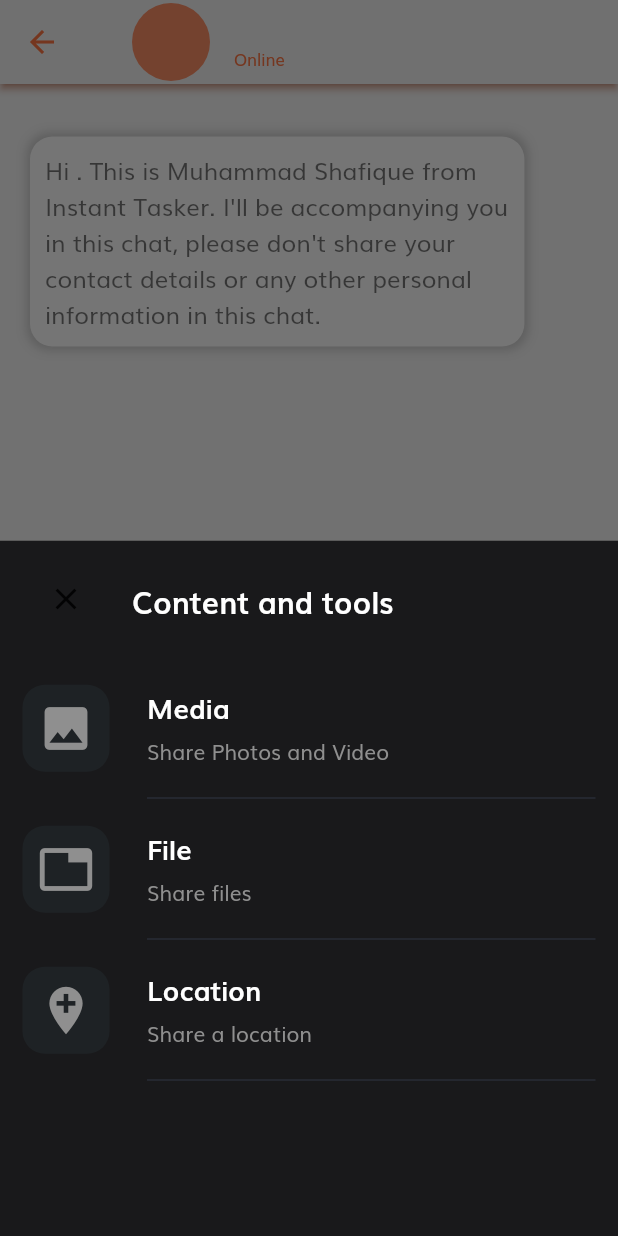
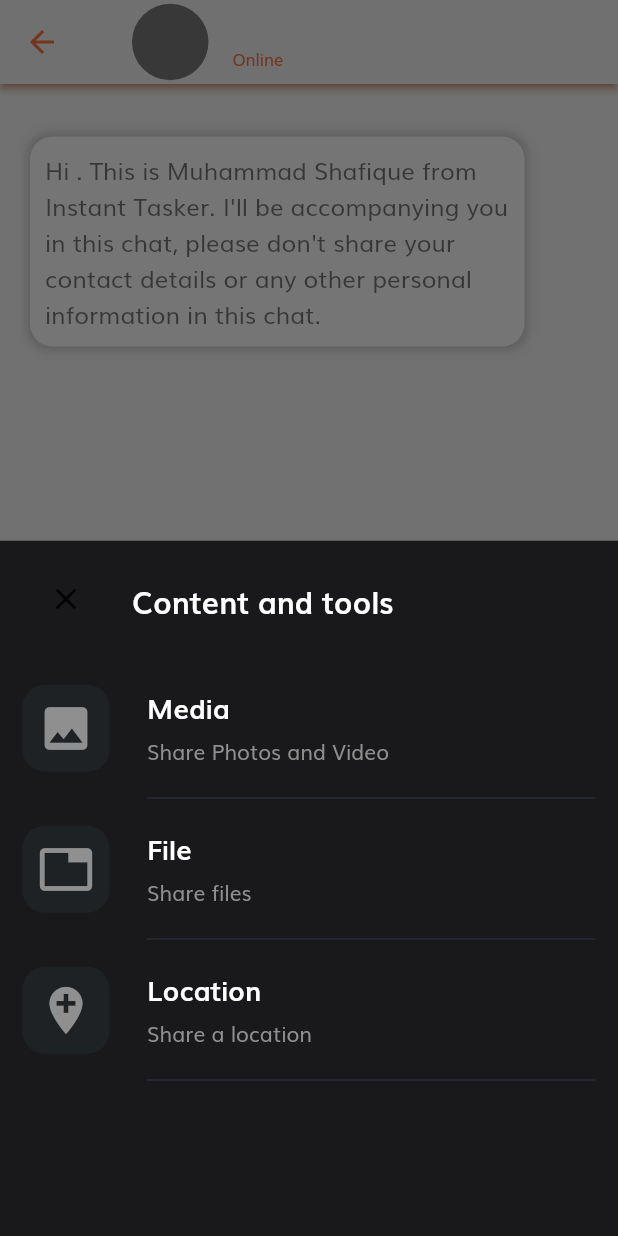
Before and after one commit to shafiquecbl/Instant-Tasker, a Flutter app: the ChatScreen screen opened directly with empty values, after a tap on the "add" icon, on a phone screen of 412 x 824 dp. Run offline on Flutter 3.47's test engine with Material 2 defaults, Android fonts, the phone set to English and light mode, and no system bars; our stand-ins replace cloud_firestore, curved_navigation_bar, firebase_auth, firebase_core, firebase_storage, flutter_rating_bar and 5 more; accounts and stored records are empty; network calls fail.

Commit message:
March 9  - 6:10 PM

```diff
--- a/lib/constants.dart
+++ b/lib/constants.dart
@@ -15,6 +15,11 @@ const kPrimaryGradientColor = LinearGradient(
   begin: Alignment.topLeft,
   end: Alignment.bottomRight,
   colors: [Color(0xFFFFA53E), Color(0xFFFF7643)],
+);
+const bPrimaryGradientColor = LinearGradient(
+  begin: Alignment.topLeft,
+  end: Alignment.bottomRight,
+  colors: [hexColor, kOfferBackColor, hexColor, kOfferBackColor],
 );
 const kSecondaryColor = Color(0xFF979797);
 const kTextColor = Color(0xFF757575);
@@ -72,26 +77,24 @@ OutlineInputBorder outlineInputBorder() {
   );
 }
 
-class UniversalVariables {
-  static final Color blueColor = Color(0xff2b9ed4);
-  static final Color blackColor = Color(0xff19191b);
-  static final Color greyColor = Color(0xff8f8f8f);
-  static final Color userCircleBackground = Color(0xff2b2b33);
-  static final Color onlineDotColor = Color(0xff46dc64);
-  static final Color lightBlueColor = Color(0xff0077d7);
-  static final Color separatorColor = Color(0xff272c35);
+const Color blueColor = Color(0xff2b9ed4);
+const Color blackColor = Color(0xff19191b);
+const Color greyColor = Color(0xff8f8f8f);
+const Color userCircleBackground = Color(0xff2b2b33);
+const Color onlineDotColor = Color(0xff46dc64);
+const Color lightBlueColor = Color(0xff0077d7);
+const Color separatorColor = Color(0xff272c35);
 
-  static final Color gradientColorStart = Color(0xff00b6f3);
-  static final Color gradientColorEnd = Color(0xff0184dc);
+const Color gradientColorStart = Color(0xff00b6f3);
+const Color gradientColorEnd = Color(0xff0184dc);
 
-  static final Color senderColor = Color(0xff2b343b);
-  static final Color receiverColor = Color(0xff1e2225);
+const Color senderColor = Color(0xff2b343b);
+const Color receiverColor = Color(0xff1e2225);
 
-  static final Gradient fabGradient = LinearGradient(
-      colors: [gradientColorStart, gradientColorEnd],
-      begin: Alignment.topLeft,
-      end: Alignment.bottomRight);
-}
+const Gradient fabGradient = LinearGradient(
+    colors: [gradientColorStart, gradientColorEnd],
+    begin: Alignment.topLeft,
+    end: Alignment.bottomRight);
 
 BoxDecoration boxDecoration = BoxDecoration(
   borderRadius: BorderRadius.all(Radius.circular(5)),
--- a/lib/screens/Home_Screen/components/pages/Inbox/chat_screen.dart
+++ b/lib/screens/Home_Screen/components/pages/Inbox/chat_screen.dart
@@ -48,8 +48,8 @@ class _ChatScreenState extends State<ChatScreen> {
               );
             },
             leading: CircleAvatar(
-                radius: 26,
-                backgroundColor: kPrimaryColor.withOpacity(0.8),
+                radius: 25.5,
+                backgroundColor: Colors.black.withOpacity(0.5),
                 child: ClipRRect(
                   borderRadius: BorderRadius.circular(70),
                   child: FadeInImage.assetNetwork(
@@ -214,7 +214,7 @@ class _ChatScreenState extends State<ChatScreen> {
     showModalBottomSheet(
         context: context,
         elevation: 0,
-        backgroundColor: UniversalVariables.blackColor,
+        backgroundColor: blackColor,
         builder: (context) {
           return Column(
             children: <Widget>[
@@ -301,7 +301,7 @@ class _ChatScreenState extends State<ChatScreen> {
               child: Container(
                 padding: EdgeInsets.all(7),
                 decoration: BoxDecoration(
-                  gradient: UniversalVariables.fabGradient,
+                  gradient: fabGradient,
                   shape: BoxShape.circle,
                 ),
                 child: Icon(Icons.add),
@@ -315,7 +315,7 @@ class _ChatScreenState extends State<ChatScreen> {
             child: TextField(
               controller: textFieldController,
               style: TextStyle(
-                color: UniversalVariables.greyColor,
+                color: greyColor,
               ),
               onChanged: (val) {
                 (val.length > 0 && val.trim() != "")
@@ -325,7 +325,7 @@ class _ChatScreenState extends State<ChatScreen> {
               decoration: InputDecoration(
                 hintText: "Type a message",
                 hintStyle: TextStyle(
-                  color: UniversalVariables.greyColor,
+                  color: greyColor,
                 ),
                 border: outlineBorder,
                 contentPadding:
@@ -378,19 +378,19 @@ class ModalTile extends StatelessWidget {
           margin: EdgeInsets.only(right: 10),
           decoration: BoxDecoration(
             borderRadius: BorderRadius.circular(15),
-            color: UniversalVariables.receiverColor,
+            color: receiverColor,
           ),
           padding: EdgeInsets.all(10),
           child: Icon(
             icon,
-            color: UniversalVariables.greyColor,
+            color: greyColor,
             size: 38,
           ),
         ),
         subtitle: Text(
           subtitle,
           style: TextStyle(
-            color: UniversalVariables.greyColor,
+            color: greyColor,
             fontSize: 14,
           ),
         ),
--- a/lib/screens/Home_Screen/components/pages/Inbox/modal_tile.dart
+++ b/lib/screens/Home_Screen/components/pages/Inbox/modal_tile.dart
@@ -41,9 +41,7 @@ class CustomTile extends StatelessWidget {
                 padding: EdgeInsets.symmetric(vertical: mini ? 3 : 20),
                 decoration: BoxDecoration(
                     border: Border(
-                        bottom: BorderSide(
-                            width: 1,
-                            color: UniversalVariables.separatorColor))),
+                        bottom: BorderSide(width: 1, color: separatorColor))),
                 child: Row(
                   mainAxisAlignment: MainAxisAlignment.spaceBetween,
                   children: <Widget>[
--- a/lib/widgets/profile_sheet.dart
+++ b/lib/widgets/profile_sheet.dart
@@ -21,7 +21,7 @@ class _OpenProfileState extends State<OpenProfile> {
         elevation: 0,
         backgroundColor: kWhiteColor,
         actions: [
-          RaisedButton(
+          FlatButton(
               color: hexColor,
               onPressed: () {
                 reviews();
--- a/pubspec.yaml
+++ b/pubspec.yaml
@@ -23,7 +23,8 @@ dependencies:
   flutter_spinkit: ^4.1.2+1
   flutter_rating_bar: ^3.2.0+1
   image_picker: ^0.6.6+5
-  firebase_storage:
+  firebase_storage: ^6.0.0
+  persistent_bottom_nav_bar: ^3.1.0
 
 dev_dependencies:
   flutter_test:
```
Also changed, not shown: lib/models/setData.dart (+5 -2 lines), lib/screens/Home_Screen/components/pages/Inbox/inbox.dart (+5 -5 lines), lib/screens/Home_Screen/components/pages/More/More.dart (+12 -7 lines), lib/screens/Home_Screen/components/pages/More/Verification/verify_cnic.dart (+7 -0 lines), lib/screens/Home_Screen/components/pages/More/user_profile/user_profile.dart (+5 -8 lines), lib/screens/Home_Screen/components/pages/Tasks/Tasks.dart (+4 -6 lines), lib/screens/Home_Screen/components/pages/body1.dart (added, +128 -0 lines), lib/screens/Home_Screen/home_screen.dart (+2 -5 lines), assets/submit.png (added), pubspec.lock.
